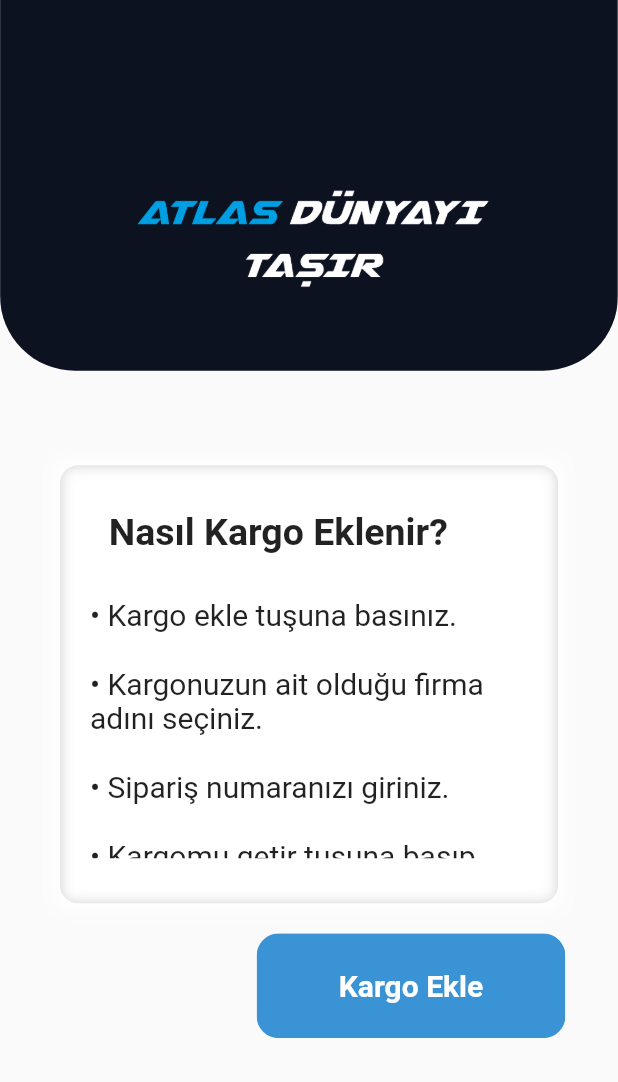
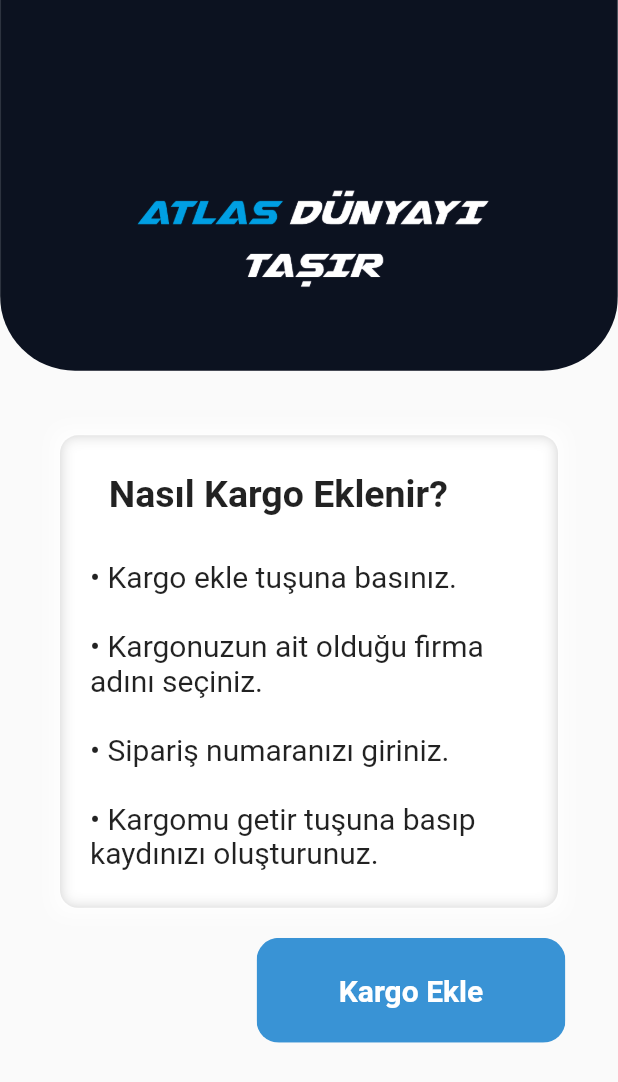
Before and after one commit to ClosePrize/Atlas_Mobile_App, a Flutter app: the KargoBody widget shown alone on an empty page, opened directly, on a phone screen of 412 x 824 dp. Shown: the top 1082 px of the screen. Run offline on Flutter 3.47's test engine with Material 2 defaults, Android fonts, the phone set to English and light mode, and no system bars; our stand-ins replace bubble_bottom_bar, firebase_auth, firebase_core, google_fonts, google_maps_flutter, location and 1 more; missing offline and left inert: dart:ffi; accounts and stored records are empty; network calls fail.

Commit message:
Project has been added

```diff
--- a/lib/kargo/cargo_add/kargooptions.dart
+++ b/lib/kargo/cargo_add/kargooptions.dart
@@ -273,7 +273,7 @@ class _KargoOptionsState extends State<KargoOptions> {
         var uid = user?.uid.toString();
         var _uidTextController = uid.toString();
         demandinf = Demandinf(type: "0", title: value, siparis_numarasi: _siparisTextController.text, uid: _uidTextController, lat: latitude, lon: longitude);
-        var response = await http.post(Uri.parse("http://185.77.96.79:8000/api/demands/"),
+        var response = await http.post(Uri.parse("http://127.0.0.1:8000/api/demands/"),
             headers: {"Content-type": "application/json"},
             body: json.encode(demandinf.toJson()));
         print(response.body);}
--- a/lib/kargo/home/body.dart
+++ b/lib/kargo/home/body.dart
@@ -71,7 +71,7 @@ class _KargoBodyState extends State<KargoBody> {
                 ,
 
           ),
-          SizedBox(height: 50,),
+          SizedBox(height: 30,),
           Padding(
             padding: const EdgeInsets.only(right: 20, left: 20),
             child: Container(
@@ -84,7 +84,7 @@ class _KargoBodyState extends State<KargoBody> {
                       borderRadius: BorderRadius.all(Radius.circular(12))),
                   padding: EdgeInsets.all(10),
                   child: Container(
-                    padding: EdgeInsets.fromLTRB(10, 20, 10, 20),
+                    padding: EdgeInsets.fromLTRB(10, 15, 10, 15),
                     decoration: BoxDecoration(
                         //color: Colors.grey.withOpacity(0.2),
                         borderRadius: BorderRadius.all(Radius.circular(8)),
@@ -95,7 +95,7 @@ class _KargoBodyState extends State<KargoBody> {
                               spreadRadius:14)
                         ]),
                     width: double.infinity,
-                    height: 272,
+                    //height: 280,
                     child: Text.rich(TextSpan(
                       text: '  Nasıl Kargo Eklenir?  \n\n',
                       style: TextStyle(
--- a/lib/kargo/map/remote.dart
+++ b/lib/kargo/map/remote.dart
@@ -10,7 +10,7 @@ class GetUAVLocation {
     var uid = user?.uid.toString();
     var _uidTextController = uid.toString();
 
-    var uri = Uri.parse('http://185.77.96.79:8000/api/uav/');
+    var uri = Uri.parse('http://127.0.0.1:8000/api/uav/');
     var response = await client.get(uri);
     if (response.statusCode == 200) {
       var result1 = response.body;
@@ -28,7 +28,7 @@ class GetKargomatLocation {
     var uid = user?.uid.toString();
     var _uidTextController = uid.toString();
 
-    var uri = Uri.parse('http://185.77.96.79:8000/api/kargomat/');
+    var uri = Uri.parse('http://127.0.0.1:8000/api/kargomat/');
     var response = await client.get(uri);
     if (response.statusCode == 200) {
       var result1 = response.body;
--- a/lib/kargo/my_cargos/remote.dart
+++ b/lib/kargo/my_cargos/remote.dart
@@ -14,7 +14,7 @@ class RemoteServiceForMyKargos {
     var _uidTextController = uid.toString();
     print(_uidTextController);
 
-    var uri = Uri.parse('http://185.77.96.79:8000/api/demands/'+_uidTextController!);
+    var uri = Uri.parse('http://127.0.0.1:8000/api/demands/'+_uidTextController!);
     var response = await client.get(uri);
     /*myvar() {
       return json.decode(response.body)[0]['demands'].length;
--- a/lib/kargo/profile/remote_service.dart
+++ b/lib/kargo/profile/remote_service.dart
@@ -12,7 +12,7 @@ class RemoteService {
     var _uidTextController = uid.toString();
     print(_uidTextController);
 
-    var uri = Uri.parse('http://185.77.96.79:8000/api/user/'+_uidTextController!);
+    var uri = Uri.parse('http://127.0.0.1:8000/api/user/'+_uidTextController!);
     var response = await client.get(uri);
     if (response.statusCode == 200) {
       var result = response.body;
--- a/lib/kit/kit_talep/besin/besin.dart
+++ b/lib/kit/kit_talep/besin/besin.dart
@@ -270,7 +270,7 @@ floatingActionButtonLocation: FloatingActionButtonLocation.endDocked,
     var uid = user?.uid.toString();
     var _uidTextController = uid.toString();
     besindemandinf = besinDemandinf(type: "1", kitname: kitadi1, uid: _uidTextController, lat: latitude, lon: longitude);
-    var response = await http.post(Uri.parse("http://185.77.96.79:8000/api/demands/"),
+    var response = await http.post(Uri.parse("http://127.0.0.1:8000/api/demands/"),
         headers: {"Content-type": "application/json"},
         body: json.encode(besindemandinf.toJson()));
     print(response.body);}
--- a/lib/kit/kit_talep/saglik/saglik.dart
+++ b/lib/kit/kit_talep/saglik/saglik.dart
@@ -410,7 +410,7 @@ floatingActionButtonLocation: FloatingActionButtonLocation.endDocked,
     var uid = user?.uid.toString();
     var _uidTextController = uid.toString();
     saglikdemandinf = saglikDemandinf(type: "1", kitname: kitadi2, uid: _uidTextController, lat: latitude,lon:longitude);
-    var response = await http.post(Uri.parse("http://185.77.96.79:8000/api/demands/"),
+    var response = await http.post(Uri.parse("http://127.0.0.1:8000/api/demands/"),
         headers: {"Content-type": "application/json"},
         body: json.encode(saglikdemandinf.toJson()));
     print(response.body);
--- a/lib/kit/kit_talep/yol/yol_yardim.dart
+++ b/lib/kit/kit_talep/yol/yol_yardim.dart
@@ -266,7 +266,7 @@ floatingActionButtonLocation: FloatingActionButtonLocation.endDocked,
     var uid = user?.uid.toString();
     var _uidTextController = uid.toString();
     yoldemandinf = yolDemandinf(type: "1", kitname: kitadi3, uid: _uidTextController, lat: latitude, lon: longitude);
-    var response = await http.post(Uri.parse("http://185.77.96.79:8000/api/demands/"),
+    var response = await http.post(Uri.parse("http://127.0.0.1:8000/api/demands/"),
         headers: {"Content-type": "application/json"},
         body: json.encode(yoldemandinf.toJson()));
     print(response.body);
--- a/lib/kit/kitsign/kitsignup.dart
+++ b/lib/kit/kitsign/kitsignup.dart
@@ -115,7 +115,7 @@ class _KitSignUpScreenState extends State<KitSignUpScreen> {
     var uid = user?.uid.toString();
     var _uidTextController = uid.toString();
     user1 = User1(name: _userNameTextController.text, phone: _phoneTextController.text, email: _emailTextController.text ,password: _passwordTextController.text, uid: _uidTextController);
-    var response = await http.post(Uri.parse("http://185.77.96.79:8000/api/register/"),
+    var response = await http.post(Uri.parse("http://127.0.0.1:8000/api/register/"),
         headers: {"Content-type": "application/json"},
         body: json.encode(user1.toJson()));
     print(response.body);
--- a/lib/kit/map/remote.dart
+++ b/lib/kit/map/remote.dart
@@ -10,7 +10,7 @@ class RemoteService2 {
     var uid = user?.uid.toString();
     var _uidTextController = uid.toString();
 
-    var uri = Uri.parse('http://185.77.96.79:8000/api/uav/');
+    var uri = Uri.parse('http://127.0.0.1:8000/api/uav/');
     var response = await client.get(uri);
     if (response.statusCode == 200) {
       var result1 = response.body;
--- a/lib/kit/profile/remote_service.dart
+++ b/lib/kit/profile/remote_service.dart
@@ -12,7 +12,7 @@ class RemoteService {
     var _uidTextController = uid.toString();
     print(_uidTextController);
 
-    var uri = Uri.parse('http://185.77.96.79:8000/api/user/'+_uidTextController!);
+    var uri = Uri.parse('http://127.0.0.1:8000/api/user/'+_uidTextController!);
     var response = await client.get(uri);
     if (response.statusCode == 200) {
       var result = response.body;
--- a/lib/kit/taleplerim/remote.dart
+++ b/lib/kit/taleplerim/remote.dart
@@ -14,7 +14,7 @@ class RemoteService1 {
     var _uidTextController = uid.toString();
     print(_uidTextController);
 
-    var uri = Uri.parse('http://185.77.96.79:8000/api/demands/'+_uidTextController!);
+    var uri = Uri.parse('http://127.0.0.1:8000/api/demands/'+_uidTextController!);
     var response = await client.get(uri);
     /*myvar() {
       return json.decode(response.body)[0]['demands'].length;
```
Also changed, not shown: pubspec.lock, 4 other files.
